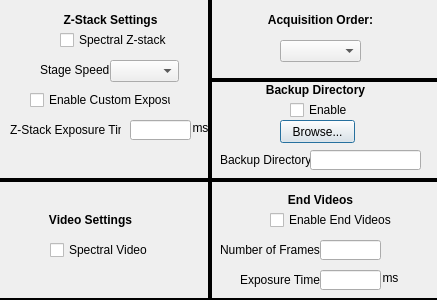
Old version of the form LS_Pycro_App/views/ui/AdvSettingsDialog.ui in the repository rplab/LS_Pycro_App.
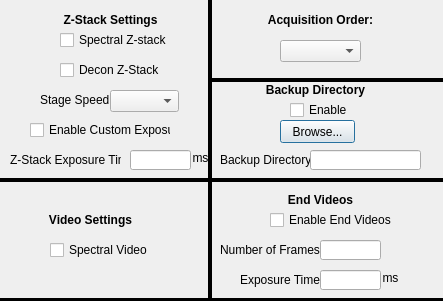
New version of the form.

Commit message:
added new feature: decon z-stack
notes: decon z-stack is a z-stack in which each plane is taken with different laser focal positions. The idea is to use these images to do deconvolution using a linear algebra based algorithm.

```diff
--- a/LS_Pycro_App/views/ui/AdvSettingsDialog.ui
+++ b/LS_Pycro_App/views/ui/AdvSettingsDialog.ui
@@ -6,8 +6,8 @@
    <rect>
     <x>0</x>
     <y>0</y>
-    <width>437</width>
-    <height>300</height>
+    <width>443</width>
+    <height>301</height>
    </rect>
   </property>
   <property name="windowTitle">
@@ -33,7 +33,7 @@
    <property name="geometry">
     <rect>
      <x>190</x>
-     <y>120</y>
+     <y>150</y>
      <width>21</width>
      <height>16</height>
     </rect>
@@ -65,7 +65,7 @@
    <property name="geometry">
     <rect>
      <x>130</x>
-     <y>120</y>
+     <y>150</y>
      <width>61</width>
      <height>20</height>
     </rect>
@@ -78,7 +78,7 @@
    <property name="geometry">
     <rect>
      <x>10</x>
-     <y>120</y>
+     <y>150</y>
      <width>111</width>
      <height>20</height>
     </rect>
@@ -123,7 +123,7 @@
    <property name="geometry">
     <rect>
      <x>40</x>
-     <y>60</y>
+     <y>90</y>
      <width>71</width>
      <height>20</height>
     </rect>
@@ -136,7 +136,7 @@
    <property name="geometry">
     <rect>
      <x>110</x>
-     <y>60</y>
+     <y>90</y>
      <width>69</width>
      <height>22</height>
     </rect>
@@ -346,7 +346,7 @@
    <property name="geometry">
     <rect>
      <x>30</x>
-     <y>90</y>
+     <y>120</y>
      <width>141</width>
      <height>20</height>
     </rect>
@@ -458,6 +458,22 @@
     <string>&lt;html&gt;&lt;head/&gt;&lt;body&gt;&lt;p&gt;Exposure time for use in Z-stack. &lt;/p&gt;&lt;p&gt;If spectral Z-stack is enabled, exposure time is only limited by camera's min/max exposure time. &lt;/p&gt;&lt;p&gt;If both spectral Z-stack and custom exposure are disabled, exposure time will be ~ 1/stage_speed&lt;/p&gt;&lt;p&gt;If spectral Z-stack is disabaled but custom exposure is enabled, allowed exposure time is determined by camera's allowed exposure in external trigger mode. See Hamamatsu documentation for more details.&lt;/p&gt;&lt;/body&gt;&lt;/html&gt;</string>
    </property>
   </widget>
+  <widget class="QCheckBox" name="z_stack_decon_check_box">
+   <property name="geometry">
+    <rect>
+     <x>60</x>
+     <y>60</y>
+     <width>121</width>
+     <height>20</height>
+    </rect>
+   </property>
+   <property name="whatsThis">
+    <string>&lt;html&gt;&lt;head/&gt;&lt;body&gt;&lt;p&gt;If checked, Z-stack will be performed in the following way:&lt;/p&gt;&lt;p&gt;1. stage will move to first position.&lt;/p&gt;&lt;p&gt;2. Images will be taken with each channel selected.&lt;/p&gt;&lt;p&gt;3. stage will move by the set step size.&lt;/p&gt;&lt;p&gt;4. repeat 2 and 3 until end position is reached.&lt;/p&gt;&lt;p&gt;Otherwise, Z-stack will be performed with continuous stage motion, acquiring one channel at a time.&lt;/p&gt;&lt;/body&gt;&lt;/html&gt;</string>
+   </property>
+   <property name="text">
+    <string>Decon Z-Stack</string>
+   </property>
+  </widget>
  </widget>
  <resources/>
  <connections/>
```
The commit also changes 6 other files.
